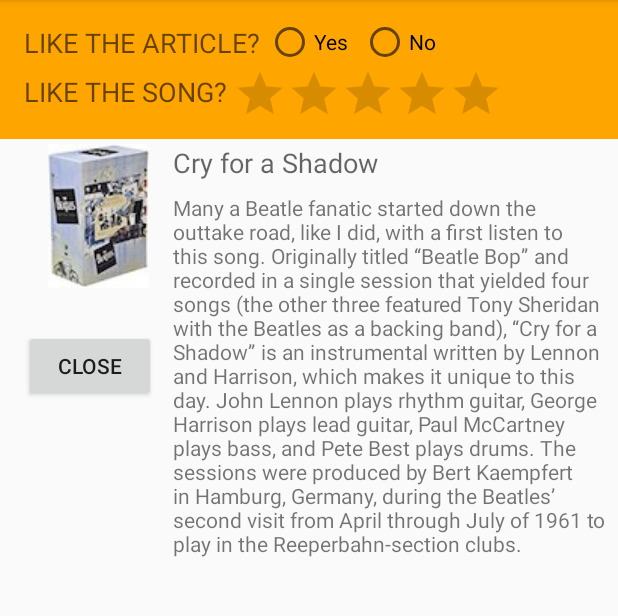
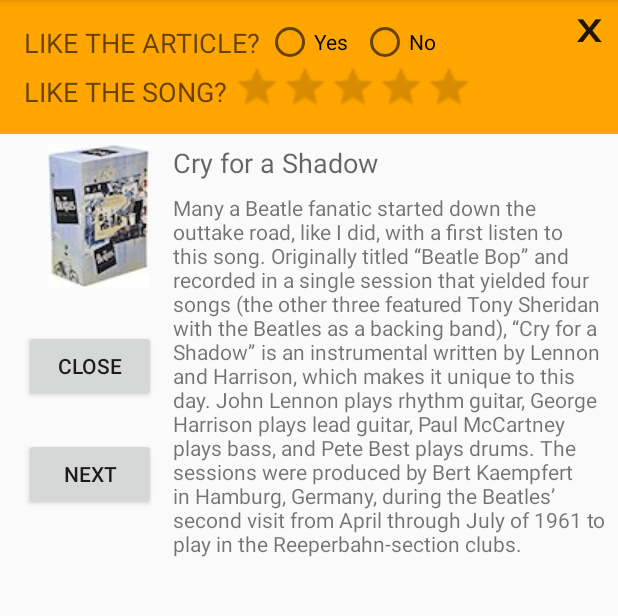
Before and after one commit to Abdou27/ProgMobile-TP4-Exercice-3, an Android app: the screen it shows after launch (MainActivity), after a tap on "OPEN", on a phone screen of 412 x 824 dp, the part 84-700 px from its top. Run offline under Robolectric (Android 15) with nearby library versions, the phone set to English and light mode, and no system bars.

Commit message:
Homework done

```diff
--- a/app/src/main/java/com/example/android/fragmentexample/MainActivity.java
+++ b/app/src/main/java/com/example/android/fragmentexample/MainActivity.java
@@ -16,6 +16,7 @@
 
 package com.example.android.fragmentexample;
 
+import android.content.Intent;
 import android.support.v4.app.FragmentManager;
 import android.support.v4.app.FragmentTransaction;
 import android.support.v7.app.AppCompatActivity;
@@ -24,7 +25,7 @@ import android.view.View;
 import android.widget.Button;
 
 public class MainActivity extends AppCompatActivity {
-    private Button mButton;
+    private Button mButton, buttonNext;
     private boolean isFragmentDisplayed = false;
 
     static final String STATE_FRAGMENT = "state_of_fragment";
@@ -61,6 +62,15 @@ public class MainActivity extends AppCompatActivity {
                 mButton.setText(R.string.close);
             }
         }
+
+        buttonNext = findViewById(R.id.next_button);
+        buttonNext.setOnClickListener(new View.OnClickListener() {
+            @Override
+            public void onClick(View v) {
+                Intent intent = new Intent(MainActivity.this, SecondActivity.class);
+                startActivity(intent);
+            }
+        });
     }
 
     public void displayFragment() {
--- a/app/src/main/java/com/example/android/fragmentexample/SimpleFragment.java
+++ b/app/src/main/java/com/example/android/fragmentexample/SimpleFragment.java
@@ -5,6 +5,7 @@ import android.support.v4.app.Fragment;
 import android.view.LayoutInflater;
 import android.view.View;
 import android.view.ViewGroup;
+import android.widget.Button;
 import android.widget.RadioGroup;
 import android.widget.RatingBar;
 import android.widget.TextView;
@@ -14,6 +15,8 @@ import android.widget.Toast;
  * A simple {@link Fragment} subclass.
  */
 public class SimpleFragment extends Fragment {
+
+    Button xButton;
 
     // the fragment initialization parameters, e.g. ARG_ITEM_NUMBER
     private static final int YES = 0;
@@ -63,6 +66,18 @@ public class SimpleFragment extends Fragment {
             }
         });
 
+        xButton = rootView.findViewById(R.id.exit_button);
+        xButton.setOnClickListener(new View.OnClickListener() {
+            @Override
+            public void onClick(View v) {
+                if (getActivity() instanceof MainActivity) {
+                    ((MainActivity)getActivity()).closeFragment();
+                } else {
+                    ((SecondActivity)getActivity()).closeFragment();
+                }
+            }
+        });
+
         // Return the View for the fragment's UI.
         return rootView;
 
--- a/app/src/main/res/layout/activity_main.xml
+++ b/app/src/main/res/layout/activity_main.xml
@@ -93,4 +93,15 @@
         app:layout_constraintStart_toStartOf="parent"
         app:layout_constraintTop_toBottomOf="@+id/imageView" />
 
+    <Button
+        android:id="@+id/next_button"
+        android:layout_width="wrap_content"
+        android:layout_height="wrap_content"
+        android:layout_marginStart="16dp"
+        android:layout_marginLeft="16dp"
+        android:layout_marginTop="24dp"
+        android:text="@string/next"
+        app:layout_constraintStart_toStartOf="parent"
+        app:layout_constraintTop_toBottomOf="@+id/open_button" />
+
 </android.support.constraint.ConstraintLayout>
--- a/app/src/main/res/layout/fragment_simple.xml
+++ b/app/src/main/res/layout/fragment_simple.xml
@@ -1,18 +1,42 @@
 <?xml version="1.0" encoding="utf-8"?>
-<LinearLayout xmlns:android="http://schemas.android.com/apk/res/android"
+<android.support.constraint.ConstraintLayout xmlns:android="http://schemas.android.com/apk/res/android"
+    xmlns:app="http://schemas.android.com/apk/res-auto"
     xmlns:tools="http://schemas.android.com/tools"
     android:layout_width="match_parent"
     android:layout_height="wrap_content"
     android:background="@color/my_fragment_color"
     android:orientation="vertical"
-    android:padding="12dp"
+
     tools:context=".SimpleFragment">
 
 
+    <Button
+        android:id="@+id/exit_button"
+        style="@style/Widget.AppCompat.Button.Borderless"
+        android:layout_width="40dp"
+        android:layout_height="40dp"
+        android:layout_marginTop="0dp"
+        android:layout_marginEnd="0dp"
+        android:layout_marginRight="0dp"
+        android:scaleX="2"
+        android:scaleY="1.5"
+        android:text="@string/x"
+        app:layout_constraintEnd_toEndOf="parent"
+        app:layout_constraintTop_toTopOf="parent" />
+
     <LinearLayout
+        android:id="@+id/linear1"
         android:layout_width="match_parent"
-        android:layout_height="match_parent"
-        android:orientation="horizontal">
+        android:layout_height="wrap_content"
+        android:layout_marginStart="12dp"
+        android:layout_marginLeft="12dp"
+        android:layout_marginEnd="12dp"
+        android:layout_marginRight="12dp"
+        android:paddingTop="12dp"
+        android:orientation="horizontal"
+        app:layout_constraintEnd_toEndOf="parent"
+        app:layout_constraintStart_toStartOf="parent"
+        app:layout_constraintTop_toTopOf="parent">
 
         <TextView
             android:id="@+id/fragment_header"
@@ -42,12 +66,22 @@
                 android:layout_marginRight="8dp"
                 android:text="@string/no" />
         </RadioGroup>
+
+
     </LinearLayout>
 
     <LinearLayout
         android:layout_width="match_parent"
-        android:layout_height="match_parent"
-        android:orientation="horizontal">
+        android:layout_height="wrap_content"
+        android:layout_marginStart="12dp"
+        android:layout_marginLeft="12dp"
+        android:layout_marginEnd="12dp"
+        android:layout_marginRight="12dp"
+        android:paddingBottom="12dp"
+        android:orientation="horizontal"
+        app:layout_constraintEnd_toEndOf="parent"
+        app:layout_constraintStart_toStartOf="parent"
+        app:layout_constraintTop_toBottomOf="@+id/linear1">
 
         <TextView
             android:layout_width="wrap_content"
@@ -58,13 +92,17 @@
 
         <RatingBar
             android:id="@+id/ratingBar"
-            style = "?android:attr/ratingBarStyleIndicator"
+            style="?android:attr/ratingBarStyleSmall"
+            android:scaleX="2"
+            android:scaleY="2"
+            android:layout_marginTop="5dp"
+            android:layout_marginLeft="40dp"
             android:layout_width="wrap_content"
-            android:isIndicator="false"
-            android:layout_height="wrap_content"/>
+            android:layout_height="wrap_content"
+            android:isIndicator="false" />
 
 
     </LinearLayout>
 
 
-</LinearLayout>
+</android.support.constraint.ConstraintLayout>
--- a/app/src/main/res/values/strings.xml
+++ b/app/src/main/res/values/strings.xml
@@ -36,10 +36,11 @@
     <string name="open">Open</string>
     <string name="close">Close</string>
 
-    <!-- Text for the exception message in FragmentCommunicate. -->
-    <string name="exception_message">must implement OnFragmentInteractionListener</string>
-    <!-- TODO: Remove or change this placeholder text -->
-    <string name="hello_blank_fragment">Hello blank fragment</string>
+    <!-- Text for the button in FragmentExample2. -->
+    <string name="next">Next</string>
+    <string name="prev">Previous</string>
+
     <string name="question_song">LIKE THE SONG?</string>
+    <string name="x">X</string>
 
 </resources>
```
Also changed, not shown: app/src/main/AndroidManifest.xml (+1 -16 lines), app/src/main/java/com/example/android/fragmentexample/SecondActivity.java (added, +93 -0 lines), app/src/main/res/layout/activity_second.xml (added, +107 -0 lines), 103 other files.
